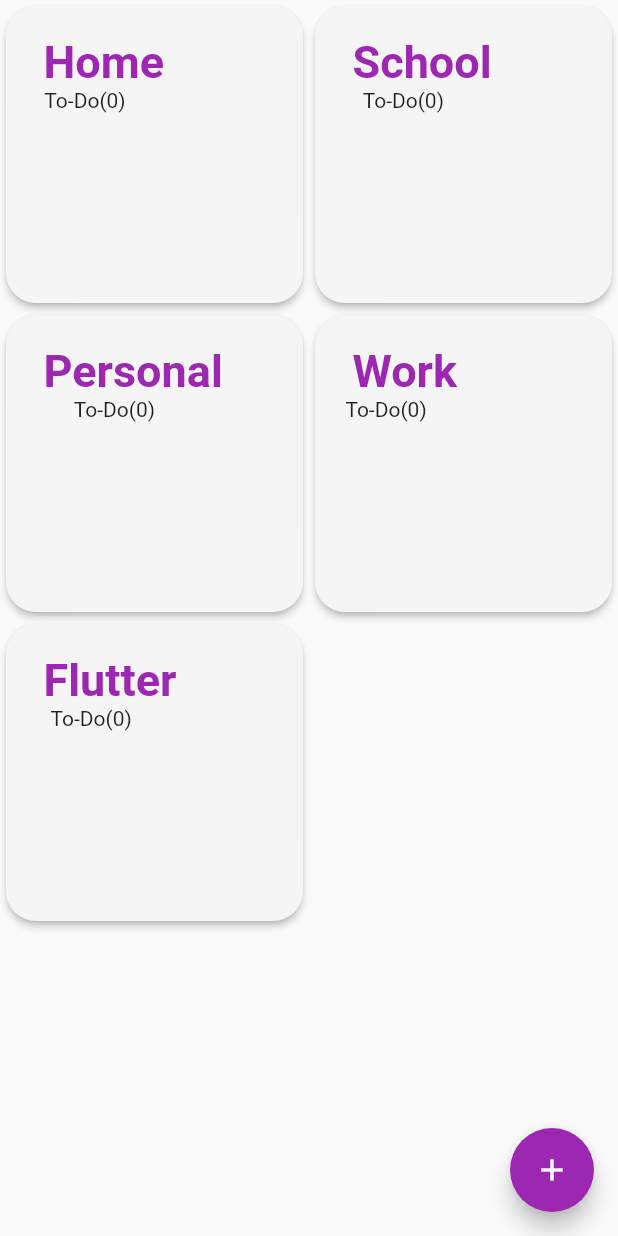
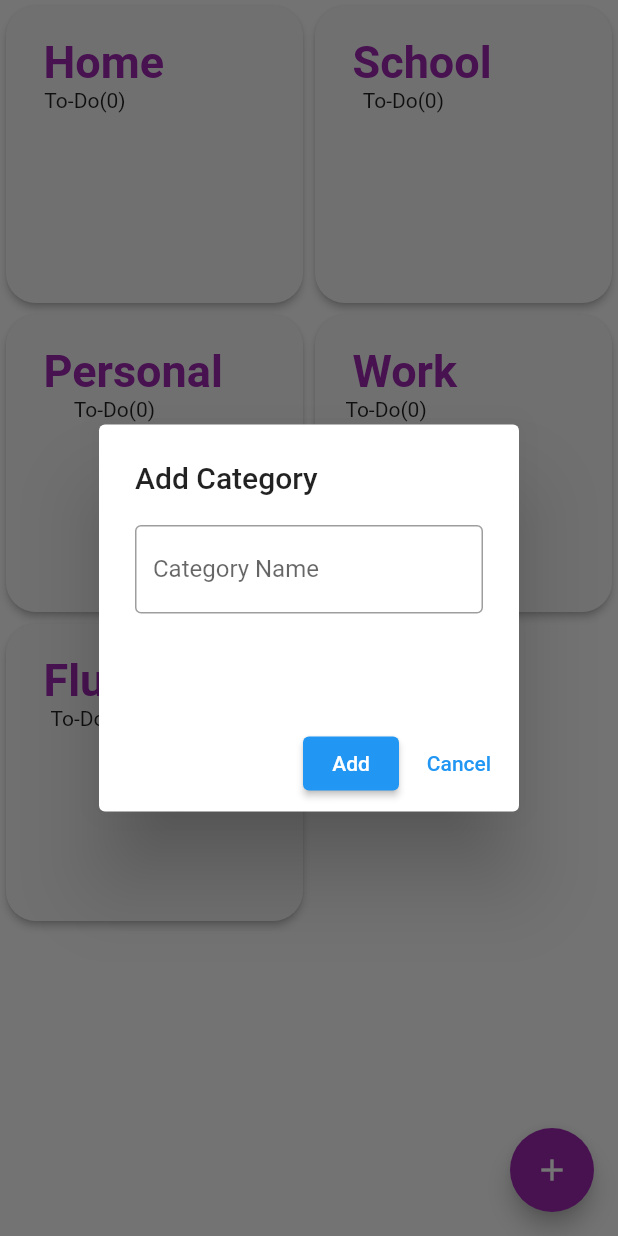
Before and after one commit to yagizdo/Grid-Destune, a Flutter app: the screen it shows after launch, after a tap on the "add" icon, on a phone screen of 412 x 824 dp. Run offline on Flutter 3.47's test engine with Material 2 defaults, Android fonts, the phone set to English and light mode, and no system bars.

Commit message:
Added dynamic category adding part.

```diff
--- a/lib/Providers/category_provider.dart
+++ b/lib/Providers/category_provider.dart
@@ -13,4 +13,9 @@ List<Category> categories = [
 ];
 
 UnmodifiableListView<Category> get allCategories => UnmodifiableListView(categories);
+
+void addCategory(Category category) {
+  categories.add(category);
+  notifyListeners();
 }
+}
--- a/lib/Screens/homepage.dart
+++ b/lib/Screens/homepage.dart
@@ -1,16 +1,64 @@
 import 'package:flutter/material.dart';
+import 'package:grid_todo/Models/category.dart';
+import 'package:grid_todo/Providers/category_provider.dart';
 import 'package:grid_todo/Widgets/Category/category_card.dart';
 import 'package:grid_todo/Widgets/Homepage/category_list.dart';
+import 'package:provider/provider.dart';
 
 class HomePage extends StatelessWidget {
   const HomePage({Key? key}) : super(key: key);
 
   @override
   Widget build(BuildContext context) {
+    var formKey = GlobalKey<FormState>();
+    var categorynameControl = TextEditingController();
+
     return Scaffold(
       floatingActionButton: FloatingActionButton(
         backgroundColor: Colors.purple,
-        onPressed: () {},
+        onPressed: () {
+          showDialog(
+              context: context,
+              builder: (BuildContext context) {
+                return AlertDialog(
+                  title: const Text('Add Category'),
+                  content: SizedBox(
+                    height: MediaQuery.of(context).size.height / 8,
+                    child: Form(
+                      key: formKey,
+                      child: TextFormField(
+                        controller: categorynameControl,
+                        validator: (value) {
+                          if(value == '') {
+                            return 'Category name cant be empty';
+                          }
+                          return null;
+                        },
+                        decoration: const InputDecoration(border: OutlineInputBorder(),labelText: 'Category Name', ),
+                      ),
+                    ),
+                  ),
+                  actions: [
+                    ElevatedButton(
+                        onPressed: () {
+                          bool validResult = formKey.currentState!.validate();
+                          if (validResult == true) {
+                            Category category = Category(categorynameControl.text);
+                            Provider.of<CategoryProvider>(context,listen: false).addCategory(category);
+                            categorynameControl.text = '';
+                            Navigator.pop(context);
+                            }
+                          },
+                        child: const Text('Add')),
+                    TextButton(
+                        onPressed: () {
+                          Navigator.pop(context);
+                        },
+                        child: const Text('Cancel')),
+                  ],
+                );
+              });
+        },
         child: const Icon(Icons.add),
       ),
       body: CategoryList(),
```
